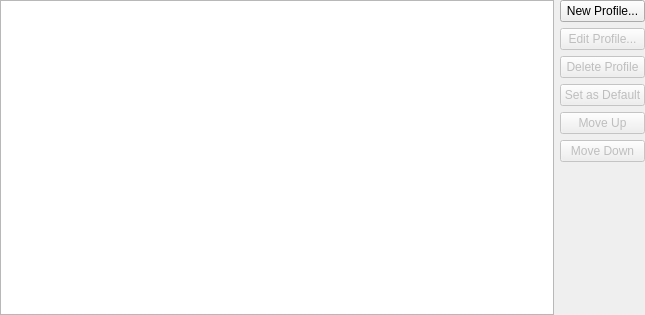
Above: src/ManageProfilesDialog.ui from KDE/konsole before the change. Below: the same form after it.
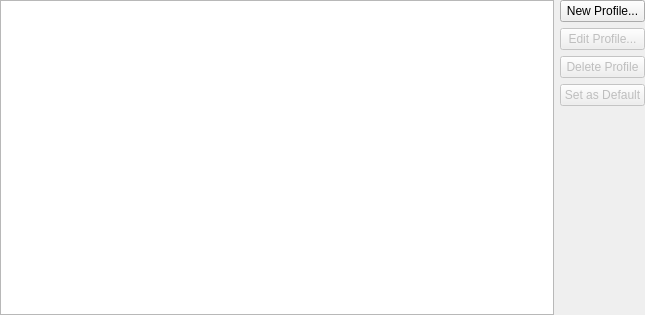
That is the form after the change.

Commit message: Remove the never-used Move Up/Down buttons

```diff
--- a/src/ManageProfilesDialog.ui
+++ b/src/ManageProfilesDialog.ui
@@ -64,32 +64,6 @@
     </widget>
    </item>
    <item row="4" column="1">
-    <widget class="QPushButton" name="moveUpButton">
-     <property name="enabled">
-      <bool>false</bool>
-     </property>
-     <property name="toolTip">
-      <string>Move the selected profile up in the menu list</string>
-     </property>
-     <property name="text">
-      <string>Move Up</string>
-     </property>
-    </widget>
-   </item>
-   <item row="5" column="1">
-    <widget class="QPushButton" name="moveDownButton">
-     <property name="enabled">
-      <bool>false</bool>
-     </property>
-     <property name="toolTip">
-      <string>Move the selected profile down in the menu list</string>
-     </property>
-     <property name="text">
-      <string>Move Down</string>
-     </property>
-    </widget>
-   </item>
-   <item row="6" column="1">
     <spacer>
      <property name="orientation">
       <enum>Qt::Vertical</enum>
```
Left out of the diff: 2 changed lines with no effect on the pictures. The commit also changes 1 other file.
